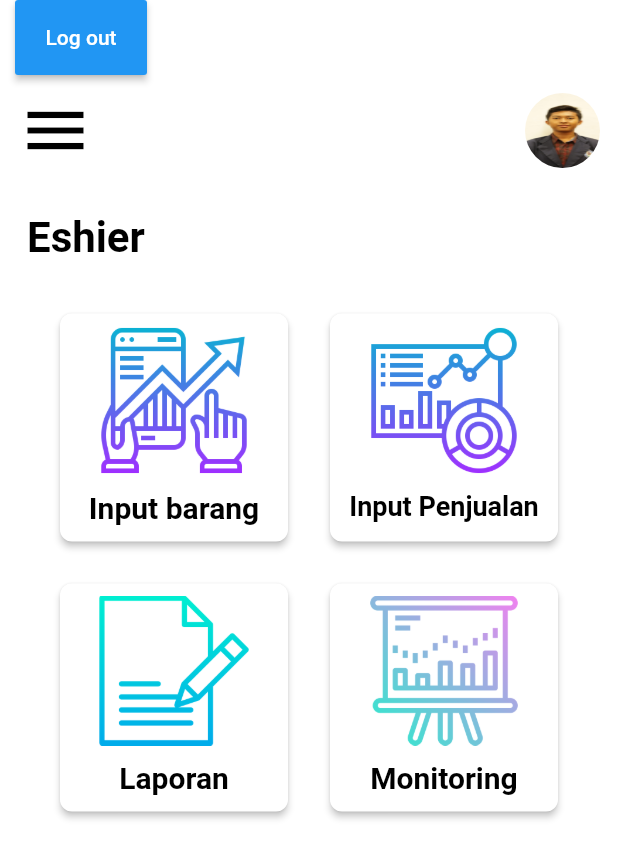
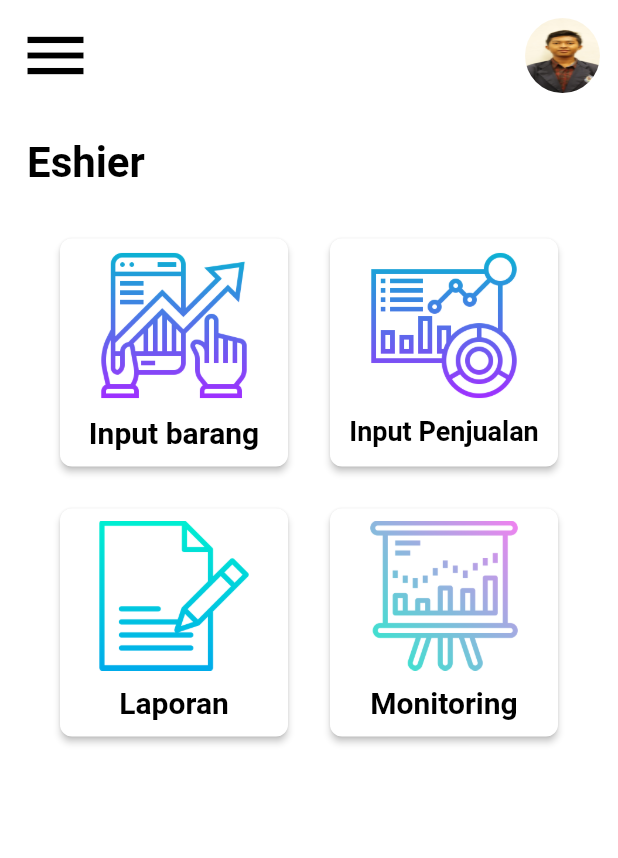
Before and after one commit to mrosyidridho06/eshier-flutter, a Flutter app: the Home screen opened directly, on a phone screen of 412 x 824 dp. Shown: the top 858 px of the screen. Run offline on Flutter 3.47's test engine with Material 2 defaults, Android fonts, the phone set to English and light mode, and no system bars; our stand-ins replace dio, shared_preferences; accounts and stored records are empty.

Commit message:
hapus dikit

```diff
--- a/lib/screens/home.dart
+++ b/lib/screens/home.dart
@@ -11,20 +11,7 @@ class Home extends StatelessWidget {
         child: Column(
           crossAxisAlignment: CrossAxisAlignment.start,
           children: [
-            Container(
-                    height: 50,
-                    padding: EdgeInsets.fromLTRB(10, 0, 10, 0),
-                    child: RaisedButton(
-                      textColor: Colors.white,
-                      color: Colors.blue,
-                      child: Text('Log out'),
-                      onPressed: () {
-                        Navigator.pushReplacement(context,
-                            MaterialPageRoute(builder: (context) {
-                          return Welcome();
-                        }));
-                      },
-                    )),
+
 
             Padding(
               padding: const EdgeInsets.all(12.0),
```
